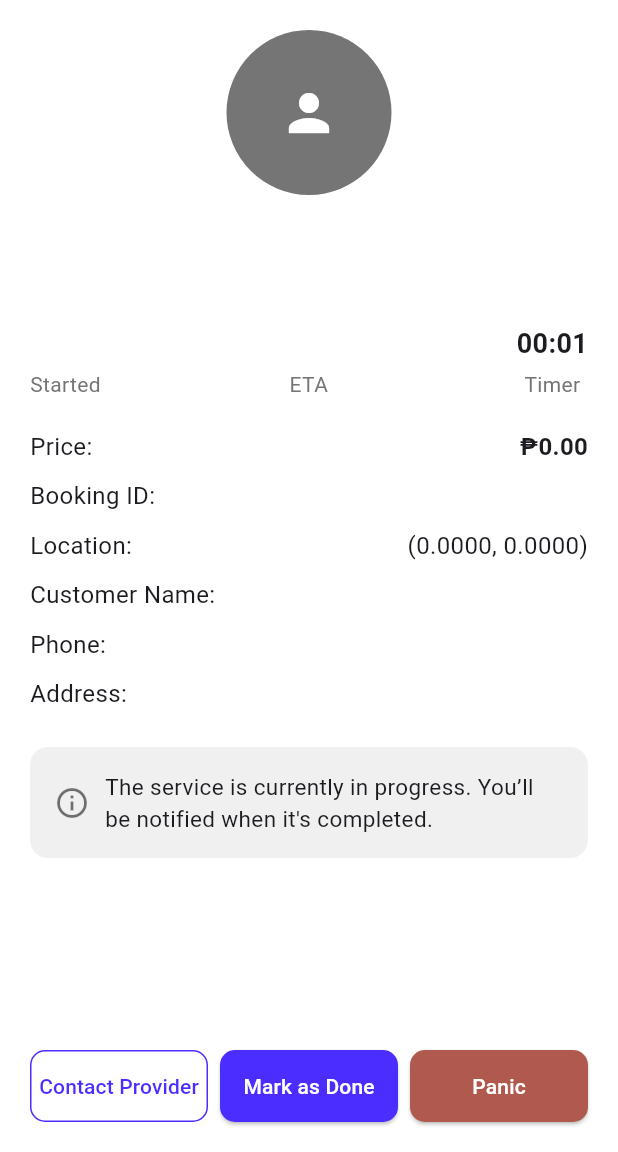
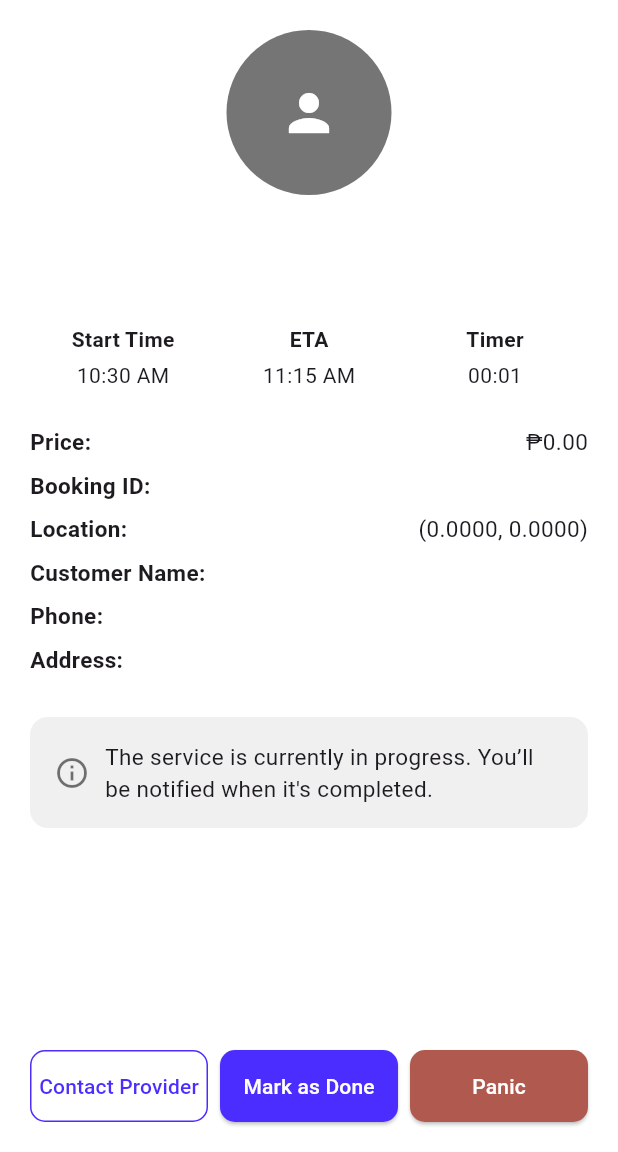
Before and after one commit to 39characters/suyo_prototype, a Flutter app: the JobInProgressScreen screen opened directly with empty values, on a phone screen of 412 x 824 dp, the part 84-1236 px from its top. Run offline on Flutter 3.47's test engine with Material 3 defaults, Android fonts, the phone set to English and light mode, and no system bars; our stand-ins replace cloud_firestore, firebase_auth, firebase_core, flutter_animate, geolocator, google_maps_flutter and 1 more; accounts and stored records are empty.

Commit message:
Job in Progress Final Polish Provider Side

```diff
--- a/lib/screens/job_in_progress_screen.dart
+++ b/lib/screens/job_in_progress_screen.dart
@@ -43,7 +43,6 @@ class _JobInProgressScreenState extends State<JobInProgressScreen>
       vsync: this,
       duration: const Duration(milliseconds: 600),
     )..forward();
-
     _initializeTimer();
   }
 
@@ -59,12 +58,14 @@ class _JobInProgressScreenState extends State<JobInProgressScreen>
       _prefs.setInt('${widget.bookingId}_startTime', startTime.millisecondsSinceEpoch);
     }
 
+    // Start the timer
     _timer = Timer.periodic(const Duration(seconds: 1), (_) {
       setState(() {
         _elapsed = DateTime.now().difference(startTime);
       });
     });
   }
+
 
   @override
   void dispose() {
@@ -126,6 +127,16 @@ class _JobInProgressScreenState extends State<JobInProgressScreen>
           );
         }
 
+        final startMillis = _prefs.getInt('${widget.bookingId}_startTime');
+        final startTime = startMillis != null
+            ? DateTime.fromMillisecondsSinceEpoch(startMillis)
+            : DateTime.now();
+
+        final formattedStartTime = TimeOfDay.fromDateTime(startTime).format(context);
+        final eta = startTime.add(const Duration(minutes: 45));
+        final formattedETA = TimeOfDay.fromDateTime(eta).format(context);
+
+
         final rawProvider = bookingData['provider'] ?? widget.provider ?? {};
         final providerData = (rawProvider is Map)
             ? Map<String, dynamic>.from(rawProvider)
@@ -140,8 +151,11 @@ class _JobInProgressScreenState extends State<JobInProgressScreen>
           );
         }
 
-        final providerName = providerData['name'] ?? "Unknown Provider";
         final providerPhoto = providerData['photoUrl'] ?? "";
+        final providerType = providerData['serviceCategory'] ?? "";
+        final providerName = providerType == "Errands"
+            ? "${providerData['firstName'] ?? ''} ${providerData['lastName'] ?? ''}".trim()
+            : providerData['name'] ?? "Unknown Provider";
 
         final customerName = bookingData['customerName'] ?? 'N/A';
         final customerPhone = bookingData['phone'] ?? 'N/A';
@@ -188,74 +202,28 @@ class _JobInProgressScreenState extends State<JobInProgressScreen>
                         style: TextStyle(fontSize: 16, color: Colors.grey.shade600)),
                   ),
                   const SizedBox(height: 20),
+
                   Row(
                     mainAxisAlignment: MainAxisAlignment.spaceBetween,
                     children: [
-                      _InfoTile(title: "Started", value: widget.startedAt),
-                      _InfoTile(title: "ETA", value: widget.eta),
-                      _InfoTile(title: "Timer", value: _formatDuration(_elapsed)),
+                      _MiniInfoColumn(title: "Start Time", value: formattedStartTime),
+                      _MiniInfoColumn(title: "ETA", value: formattedETA),
+                      _MiniInfoColumn(title: "Timer", value: _formatDuration(_elapsed)),
                     ],
                   ),
+
                   const SizedBox(height: 20),
-                  Row(
-                    mainAxisAlignment: MainAxisAlignment.spaceBetween,
-                    children: [
-                      const Text("Price:", style: TextStyle(fontSize: 16)),
-                      Text("₱${widget.price.toStringAsFixed(2)}",
-                          style: const TextStyle(fontSize: 16, fontWeight: FontWeight.w600)),
-                    ],
-                  ),
-                  const SizedBox(height: 10),
-                  Row(
-                    mainAxisAlignment: MainAxisAlignment.spaceBetween,
-                    children: [
-                      const Text("Booking ID:", style: TextStyle(fontSize: 16)),
-                      Text(widget.bookingId, style: const TextStyle(fontSize: 16)),
-                    ],
-                  ),
-                  const SizedBox(height: 10),
-                  Row(
-                    mainAxisAlignment: MainAxisAlignment.spaceBetween,
-                    children: [
-                      const Text("Location:", style: TextStyle(fontSize: 16)),
-                      Text(
-                        "(${widget.location['lat'].toStringAsFixed(4)}, ${widget.location['lng'].toStringAsFixed(4)})",
-                        style: const TextStyle(fontSize: 16),
-                      ),
-                    ],
-                  ),
-                  const SizedBox(height: 10),
-                  Row(
-                    mainAxisAlignment: MainAxisAlignment.spaceBetween,
-                    children: [
-                      const Text("Customer Name:", style: TextStyle(fontSize: 16)),
-                      Text(customerName, style: const TextStyle(fontSize: 16)),
-                    ],
-                  ),
-                  const SizedBox(height: 10),
-                  Row(
-                    mainAxisAlignment: MainAxisAlignment.spaceBetween,
-                    children: [
-                      const Text("Phone:", style: TextStyle(fontSize: 16)),
-                      Text(customerPhone, style: const TextStyle(fontSize: 16)),
-                    ],
-                  ),
-                  const SizedBox(height: 10),
-                  Row(
-                    mainAxisAlignment: MainAxisAlignment.spaceBetween,
-                    children: [
-                      const Text("Address:", style: TextStyle(fontSize: 16)),
-                      Expanded(
-                        child: Text(
-                          customerAddress,
-                          style: const TextStyle(fontSize: 16),
-                          textAlign: TextAlign.right,
-                          overflow: TextOverflow.ellipsis,
-                          maxLines: 2,
-                        ),
-                      ),
-                    ],
-                  ),
+
+                  _InfoTile(title: "Price", value: "₱${widget.price.toStringAsFixed(2)}"),
+                  _InfoTile(title: "Booking ID", value: widget.bookingId),
+                  _InfoTile(
+                      title: "Location",
+                      value:
+                          "(${widget.location['lat'].toStringAsFixed(4)}, ${widget.location['lng'].toStringAsFixed(4)})"),
+                  _InfoTile(title: "Customer Name", value: customerName),
+                  _InfoTile(title: "Phone", value: customerPhone),
+                  _InfoTile(title: "Address", value: customerAddress),
+
                   const SizedBox(height: 24),
                   Container(
                     width: double.infinity,
@@ -324,11 +292,12 @@ class _JobInProgressScreenState extends State<JobInProgressScreen>
                                     child: const Text("Trigger"),
                                     onPressed: () {
                                       Navigator.pop(context);
-                                      ScaffoldMessenger.of(context)
-                                          .showSnackBar(const SnackBar(
-                                        content: Text("Emergency alert triggered."),
-                                        backgroundColor: Colors.red,
-                                      ));
+                                      ScaffoldMessenger.of(context).showSnackBar(
+                                        const SnackBar(
+                                          content: Text("Emergency alert triggered."),
+                                          backgroundColor: Colors.red,
+                                        ),
+                                      );
                                     },
                                   ),
                                 ],
@@ -356,6 +325,26 @@ class _JobInProgressScreenState extends State<JobInProgressScreen>
   }
 }
 
+class _MiniInfoColumn extends StatelessWidget {
+  final String title;
+  final String value;
+
+  const _MiniInfoColumn({required this.title, required this.value});
+
+  @override
+  Widget build(BuildContext context) {
+    return Expanded(
+      child: Column(
+        children: [
+          Text(title, style: const TextStyle(fontWeight: FontWeight.bold, fontSize: 14)),
+          const SizedBox(height: 4),
+          Text(value, style: const TextStyle(fontSize: 14)),
+        ],
+      ),
+    );
+  }
+}
+
 class _InfoTile extends StatelessWidget {
   final String title;
   final String value;
@@ -364,12 +353,15 @@ class _InfoTile extends StatelessWidget {
 
   @override
   Widget build(BuildContext context) {
-    return Column(
-      children: [
-        Text(value, style: const TextStyle(fontSize: 18, fontWeight: FontWeight.bold)),
-        const SizedBox(height: 4),
-        Text(title, style: TextStyle(color: Colors.grey.shade600)),
-      ],
+    return Padding(
+      padding: const EdgeInsets.symmetric(vertical: 4.0),
+      child: Row(
+        mainAxisAlignment: MainAxisAlignment.spaceBetween,
+        children: [
+          Text("$title:", style: const TextStyle(fontWeight: FontWeight.bold, fontSize: 15)),
+          Flexible(child: Text(value, style: const TextStyle(fontSize: 15))),
+        ],
+      ),
     );
   }
 }
```
Also changed, not shown: lib/screens/errand_booking_screen.dart (+15 -9 lines), lib/screens/provider_home_screen.dart (+13 -0 lines), lib/screens/provider_in_progress_screen.dart (+18 -16 lines), lib/screens/rate_customer_screen.dart (+95 -22 lines).
